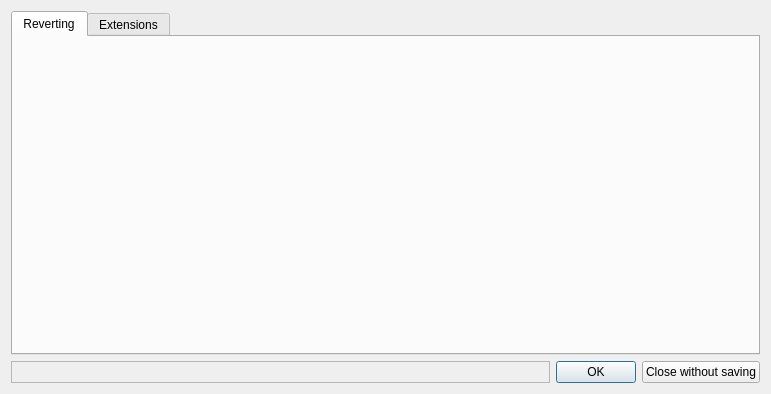
First picture: the form in huggle/preferences.ui, repository huggle/huggle3-qt-lx, before the edit.
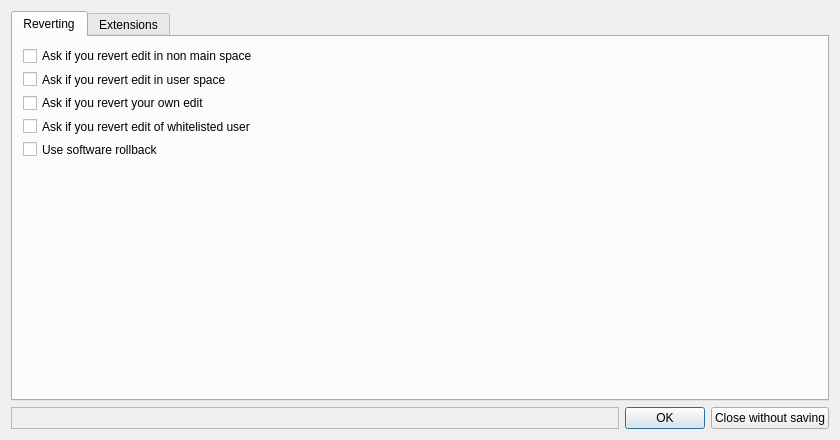
Second picture: the form after the edit.

```diff
--- a/huggle/preferences.ui
+++ b/huggle/preferences.ui
@@ -6,8 +6,8 @@
    <rect>
     <x>0</x>
     <y>0</y>
-    <width>771</width>
-    <height>394</height>
+    <width>840</width>
+    <height>440</height>
    </rect>
   </property>
   <property name="windowTitle">
@@ -23,6 +23,53 @@
       <attribute name="title">
        <string>Reverting</string>
       </attribute>
+      <widget class="QWidget" name="">
+       <property name="geometry">
+        <rect>
+         <x>10</x>
+         <y>10</y>
+         <width>791</width>
+         <height>111</height>
+        </rect>
+       </property>
+       <layout class="QVBoxLayout" name="verticalLayout_2">
+        <item>
+         <widget class="QCheckBox" name="checkBox">
+          <property name="text">
+           <string>Ask if you revert edit in non main space</string>
+          </property>
+         </widget>
+        </item>
+        <item>
+         <widget class="QCheckBox" name="checkBox_2">
+          <property name="text">
+           <string>Ask if you revert edit in user space</string>
+          </property>
+         </widget>
+        </item>
+        <item>
+         <widget class="QCheckBox" name="checkBox_3">
+          <property name="text">
+           <string>Ask if you revert your own edit</string>
+          </property>
+         </widget>
+        </item>
+        <item>
+         <widget class="QCheckBox" name="checkBox_4">
+          <property name="text">
+           <string>Ask if you revert edit of whitelisted user</string>
+          </property>
+         </widget>
+        </item>
+        <item>
+         <widget class="QCheckBox" name="checkBox_5">
+          <property name="text">
+           <string>Use software rollback</string>
+          </property>
+         </widget>
+        </item>
+       </layout>
+      </widget>
      </widget>
      <widget class="QWidget" name="tab_2">
       <attribute name="title">
```
Left out of the diff: 6 changed lines with no effect on the pictures.
